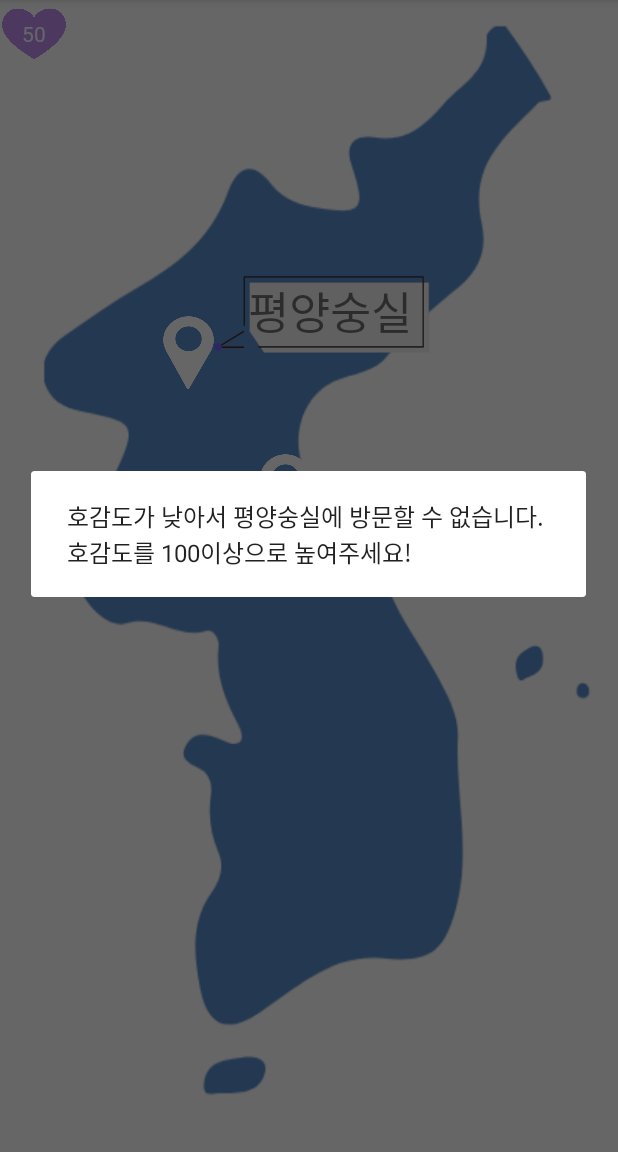
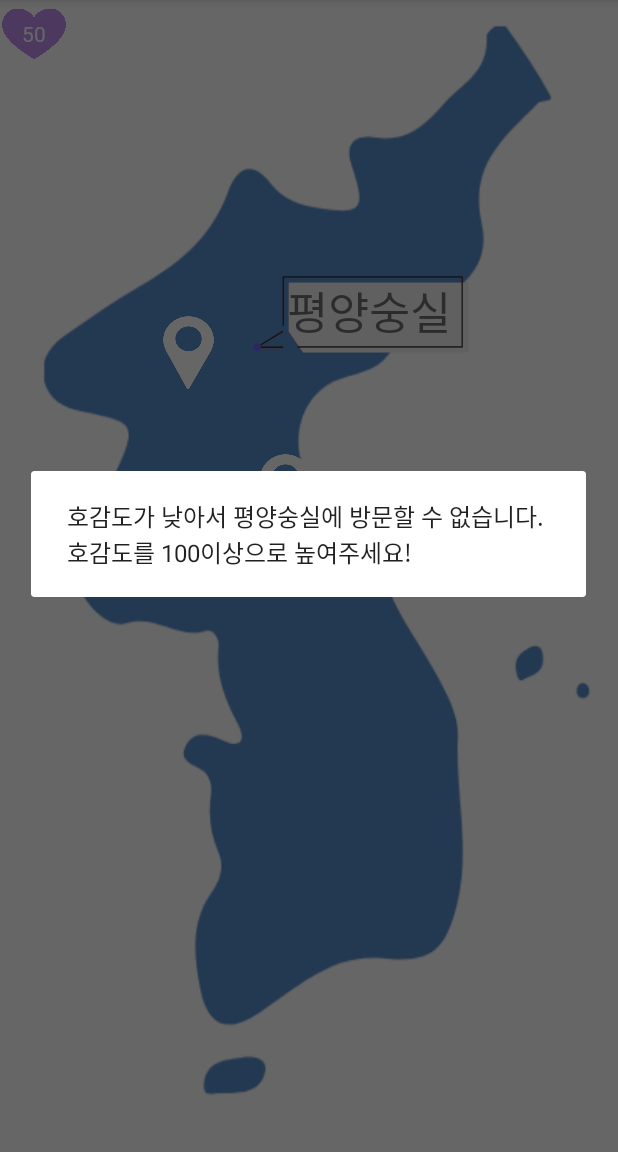
Before and after one commit to somsom13/SSU_Everything_Contest, an Android app: the screen it shows after launch (MainActivity), after a tap on "평양숭실", on a phone screen of 412 x 824 dp, the part 84-1236 px from its top. Run offline under Robolectric (Android 15) with nearby library versions, the light colour scheme and no system bars; 1 other tap on this screen came first.

Commit message:
[수정] activity_main 레이아웃 아주조금

```diff
--- a/app/src/main/java/com/example/ssu_everything_contest/SouthMain.java
+++ b/app/src/main/java/com/example/ssu_everything_contest/SouthMain.java
@@ -106,8 +106,9 @@
         AlertDialog.Builder builder = new AlertDialog.Builder(this);
         if(alert.equals("firstAlert"))
             builder.setTitle("").setMessage("학습한 단어를 클릭하세요!\n오른쪽 남한말이 표시되어 있으면 학습 완료한 단어, 표시되어 있지 않으면 학습이 안된 단어입니다.\n각 단어를 학습 완료할 때 마다 호감도가 +1 됩니다!");
-        if(alert.equals("scoreAlert"))
-            builder.setTitle("").setMessage("학습 점수: "+addedScore+"점");
+        if(alert.equals("scoreAlert")) {
+            builder.setTitle("").setMessage("학습 점수: " + addedScore + "점");
+        }
         AlertDialog alertDialog = builder.create();
         alertDialog.show();
     }
--- a/app/src/main/res/layout/activity_main.xml
+++ b/app/src/main/res/layout/activity_main.xml
@@ -54,7 +54,6 @@
         android:id="@+id/northSoongsilText"
         android:layout_width="160dp"
         android:layout_height="75dp"
-        android:layout_marginLeft="95dp"
         android:background="@drawable/main_text_border"
         android:fontFamily="@font/gowunbatang_regular"
         android:gravity="center"
@@ -62,7 +61,7 @@
         android:textSize="45px"
         android:visibility="gone"
         app:layout_constraintEnd_toEndOf="parent"
-        app:layout_constraintHorizontal_bias="0.287"
+        app:layout_constraintHorizontal_bias="0.660"
         app:layout_constraintStart_toStartOf="parent"
         app:layout_constraintTop_toTopOf="@+id/guideline5"
         tools:ignore="MissingConstraints" />
@@ -71,7 +70,6 @@
         android:id="@+id/southSoongsilText"
         android:layout_width="160dp"
         android:layout_height="75dp"
-        android:layout_marginLeft="182dp"
         android:background="@drawable/main_text_border"
         android:fontFamily="@font/gowunbatang_regular"
         android:gravity="center"
@@ -79,7 +77,7 @@
         android:textSize="50px"
         android:visibility="gone"
         app:layout_constraintEnd_toEndOf="parent"
-        app:layout_constraintHorizontal_bias="0.287"
+        app:layout_constraintHorizontal_bias="0.935"
         app:layout_constraintStart_toStartOf="parent"
         app:layout_constraintTop_toTopOf="@+id/guideline6"
         tools:ignore="MissingConstraints" />
```
